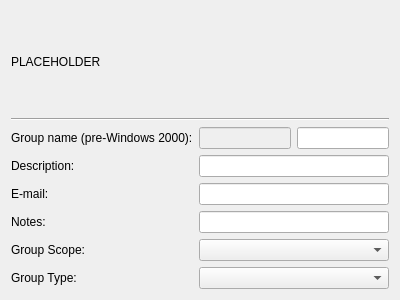
First picture: the form in src/admc/tabs/general_group_tab.ui, repository altlinux/admc, before the edit.
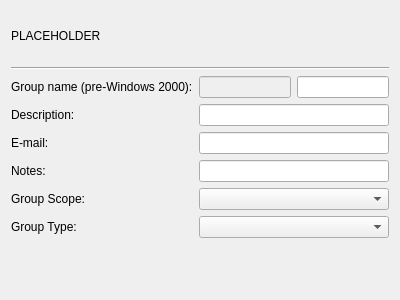
Second picture: the form after the edit.

Commit message: Fix property tabs sizePolicy with maximum vertical size 50.

Patch:
```diff
--- a/src/admc/tabs/general_group_tab.ui
+++ b/src/admc/tabs/general_group_tab.ui
@@ -16,6 +16,18 @@
   <layout class="QVBoxLayout" name="verticalLayout">
    <item>
     <widget class="QLabel" name="name_label">
+     <property name="sizePolicy">
+      <sizepolicy hsizetype="Preferred" vsizetype="Fixed">
+       <horstretch>0</horstretch>
+       <verstretch>0</verstretch>
+      </sizepolicy>
+     </property>
+     <property name="maximumSize">
+      <size>
+       <width>16777215</width>
+       <height>50</height>
+      </size>
+     </property>
      <property name="text">
       <string notr="true">PLACEHOLDER</string>
      </property>
```
The commit also changes 6 other files.
